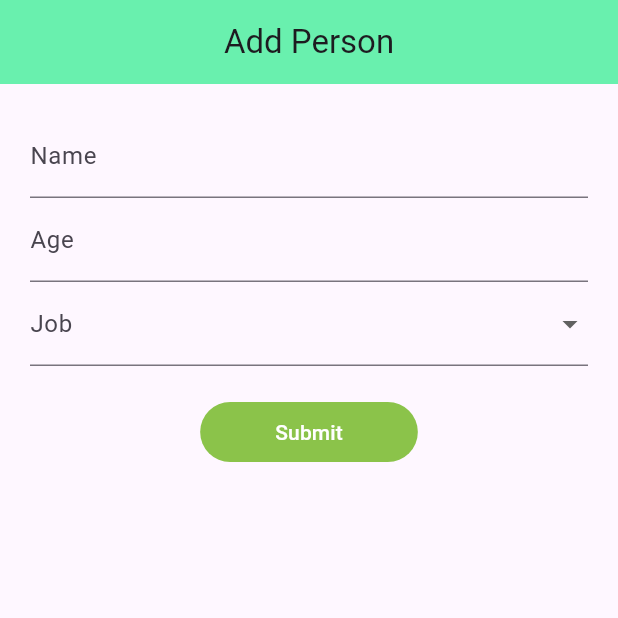
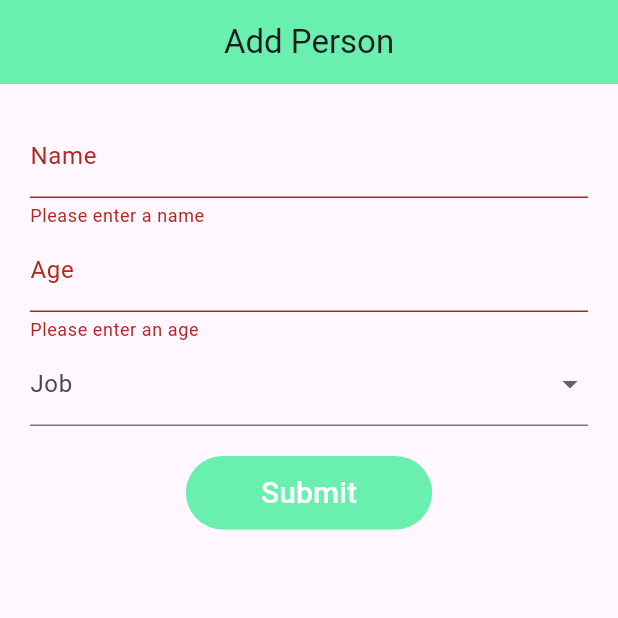
Before and after one commit to SorawitZongkun/learn_flutter_68_1, a Flutter app: the screen it shows after launch, after a tap on "Submit", on a phone screen of 412 x 824 dp, the top half of it. Run offline on Flutter 3.47's test engine with Material 3 defaults, Android fonts, the phone set to English and light mode, and no system bars; our stand-ins replace google_fonts.

Commit message:
Step 15: Form State, Step 16: Submit Button

```diff
--- a/lib/screen/addForm.dart
+++ b/lib/screen/addForm.dart
@@ -9,6 +9,11 @@ class Addform extends StatefulWidget {
 }
 
 class _AddformState extends State<Addform> {
+  final _formKey = GlobalKey<FormState>();
+  String _name = "";
+  int _age = 20;
+  Job? _job = Job.developer;
+
   @override
   Widget build(BuildContext context) {
     return MaterialApp(
@@ -21,34 +26,105 @@ class _AddformState extends State<Addform> {
         ),
         body: Padding(
           padding: EdgeInsets.all(20.0),
+          // child: Column(
+          //   children: [
+          //     TextFormField(decoration: InputDecoration(labelText: 'Name')),
+          //     TextFormField(
+          //       decoration: InputDecoration(labelText: 'Age'),
+          //       keyboardType: TextInputType.number,
+          //     ),
+          //     DropdownButtonFormField(
+          //       decoration: InputDecoration(labelText: 'Job'),
+          //       items: Job.values.map((job) {
+          //         return DropdownMenuItem(value: job, child: Text(job.title));
+          //       }).toList(),
+          //       onChanged: (value) {
+          //         print("Selected Job: ${value?.title}");
+          //       },
+          //     ),
+          //     SizedBox(height: 20),
+          //     FilledButton(
+          //       onPressed: () {
+          //         // Handle form submission
+          //       },
+          //       style: FilledButton.styleFrom(
+          //         backgroundColor: Colors.lightGreen,
+          //         padding: EdgeInsets.symmetric(horizontal: 50, vertical: 10),
+          //       ),
+          //       child: Text('Submit', style: TextStyle(color: Colors.white)),
+          //     ),
+          //   ],
+          // ),
+          child: Form(
+            key: _formKey,
             child: Column(
               children: [
-              TextFormField(decoration: InputDecoration(labelText: 'Name')),
                 TextFormField(
-                decoration: InputDecoration(labelText: 'Age'),
+                  decoration: InputDecoration(labelText: "Name"),
+                  validator: (value) {
+                    if (value == null || value.isEmpty) {
+                      return "Please enter a name";
+                    }
+                    return null;
+                  },
+                  onSaved: (value) {
+                    _name = value ?? "";
+                  },
+                ),
+                TextFormField(
+                  decoration: InputDecoration(labelText: "Age"),
                   keyboardType: TextInputType.number,
+                  validator: (value) {
+                    if (value == null || value.isEmpty) {
+                      return "Please enter an age";
+                    }
+                    if (int.tryParse(value) == null) {
+                      return "Please enter a valid number";
+                    }
+                    return null;
+                  },
+                  onSaved: (value) {
+                    _age = int.tryParse(value!) ?? 20; // ! to assert non-null
+                  },
                 ),
-              DropdownButtonFormField(
-                decoration: InputDecoration(labelText: 'Job'),
-                items: Job.values.map((job) {
-                  return DropdownMenuItem(value: job, child: Text(job.title));
+                DropdownButtonFormField<Job>(
+                  decoration: InputDecoration(labelText: "Job"),
+                  items: Job.values.map((key) {
+                    return DropdownMenuItem(value: key, child: Text(key.title));
                   }).toList(),
                   onChanged: (value) {
-                  print("Selected Job: ${value?.title}");
+                    setState(() {
+                      _job = value!; // ! to assert non-null
+                    });
                   },
                 ),
                 SizedBox(height: 20),
                 FilledButton(
                   onPressed: () {
+                    if (_formKey.currentState!.validate()) {
+                      _formKey.currentState!.save();
+                      print("Name: $_name, Age: $_age, Job: ${_job?.title}");
+
                       // Handle form submission
+                      setState(() {
+                        people.add(Person(name: _name, age: _age, job: _job!));
+                      });
+
+                      // Clear the form after submission
+                      _formKey.currentState!.reset();
+                    }
                   },
                   style: FilledButton.styleFrom(
-                  backgroundColor: Colors.lightGreen,
-                  padding: EdgeInsets.symmetric(horizontal: 50, vertical: 10),
+                    backgroundColor: Colors.greenAccent,
+                    padding: EdgeInsets.symmetric(vertical: 10, horizontal: 50),
                   ),
-                child: Text('Submit', style: TextStyle(color: Colors.white)),
+                  child: Text(
+                    "Submit",
+                    style: TextStyle(color: Colors.white, fontSize: 20),
+                  ),
                 ),
               ],
+            ),
           ),
         ),
       ),
```
Lines whose indentation alone changed are shown as unchanged.
